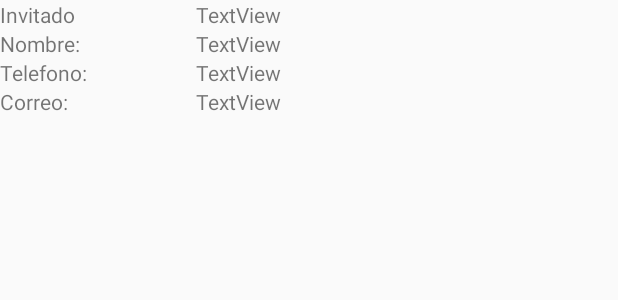
After one commit to Andrei-Portales/Lab4Plataformas, an Android app: the layout invitado_elemento.xml on its own in the app's theme, with its tools: preview values and no code run, on a phone screen of 412 x 824 dp. The commit adds this screen. Shown: the top 300 px of the screen. Run offline under Robolectric (Android 15) with nearby library versions, the phone set to English and light mode, and no system bars.

Commit message:
lab4 modificado para el 5

```diff
--- a/app/build.gradle
+++ b/app/build.gradle
@@ -57,4 +57,7 @@ dependencies {
     testImplementation 'junit:junit:4.12'
     androidTestImplementation 'androidx.test.ext:junit:1.1.1'
     androidTestImplementation 'androidx.test.espresso:espresso-core:3.2.0'
+    implementation 'androidx.lifecycle:lifecycle-extensions:2.2.0'
+    annotationProcessor 'androidx.lifecycle:lifecycle-compiler:2.2.0'
+
 }
--- /dev/null
+++ b/app/src/main/java/com/portales/lab4plataformas/invitados/Invitado.kt
@@ -0,0 +1,5 @@
+package com.portales.lab4plataformas.invitados
+
+data class Invitado(var nombre:String, var telefono:String,var correo:String) {
+
+}
--- a/app/src/main/java/com/portales/lab4plataformas/ResultadoFragment.kt
+++ b/app/src/main/java/com/portales/lab4plataformas/invitados/ResultadoFragment.kt
@@ -1,11 +1,12 @@
-package com.portales.lab4plataformas
+package com.portales.lab4plataformas.invitados
 
 import android.content.Intent
 import android.os.Bundle
 import android.view.*
 import android.widget.Toast
 import androidx.fragment.app.Fragment
-import kotlinx.android.synthetic.main.fragment_resultado.*
+import com.portales.lab4plataformas.MainActivity
+import com.portales.lab4plataformas.R
 import kotlinx.android.synthetic.main.fragment_resultado.view.*
 import kotlinx.android.synthetic.main.fragment_resultado.view.txt2
 
--- a/app/src/main/res/layout/fragment_resultado.xml
+++ b/app/src/main/res/layout/fragment_resultado.xml
@@ -4,7 +4,7 @@
     xmlns:tools="http://schemas.android.com/tools"
     android:layout_width="match_parent"
     android:layout_height="match_parent"
-    tools:context=".ResultadoFragment">
+    tools:context=".invitados.ResultadoFragment">
 
     <androidx.constraintlayout.widget.Guideline
         android:id="@+id/guideline21"
--- /dev/null
+++ b/app/src/main/res/layout/invitado_elemento.xml
@@ -0,0 +1,92 @@
+<?xml version="1.0" encoding="utf-8"?>
+<LinearLayout xmlns:android="http://schemas.android.com/apk/res/android"
+    xmlns:app="http://schemas.android.com/apk/res-auto"
+    xmlns:tools="http://schemas.android.com/tools"
+    android:id="@+id/invitadoVIew"
+    android:layout_width="match_parent"
+    android:layout_height="wrap_content"
+    android:orientation="vertical"
+    android:textAlignment="center">
+
+
+    <LinearLayout
+        android:layout_width="match_parent"
+        android:layout_height="wrap_content"
+        android:layout_weight="0"
+        android:orientation="horizontal">
+
+        <TextView
+            android:id="@+id/textView13"
+            android:layout_width="50dp"
+            android:layout_height="wrap_content"
+            android:layout_weight="1"
+            android:text="@string/invitado" />
+
+        <TextView
+            android:id="@+id/t1"
+            android:layout_width="200dp"
+            android:layout_height="wrap_content"
+            android:layout_weight="1"
+            android:text="TextView" />
+    </LinearLayout>
+
+    <LinearLayout
+        android:layout_width="match_parent"
+        android:layout_height="wrap_content"
+        android:layout_weight="0"
+        android:orientation="horizontal">
+
+        <TextView
+            android:layout_width="50dp"
+            android:layout_height="wrap_content"
+            android:layout_weight="1"
+            android:text="@string/nombre" />
+
+        <TextView
+            android:id="@+id/t2"
+            android:layout_width="200dp"
+            android:layout_height="wrap_content"
+            android:layout_weight="1"
+            android:text="TextView" />
+    </LinearLayout>
+
+    <LinearLayout
+        android:layout_width="match_parent"
+        android:layout_height="wrap_content"
+        android:layout_weight="0"
+        android:orientation="horizontal">
+
+        <TextView
+            android:layout_width="50dp"
+            android:layout_height="wrap_content"
+            android:layout_weight="1"
+            android:text="@string/telefono" />
+
+        <TextView
+            android:id="@+id/t3"
+            android:layout_width="200dp"
+            android:layout_height="wrap_content"
+            android:layout_weight="1"
+            android:text="TextView" />
+    </LinearLayout>
+
+    <LinearLayout
+        android:layout_width="match_parent"
+        android:layout_height="wrap_content"
+        android:layout_weight="0"
+        android:orientation="horizontal">
+
+        <TextView
+            android:layout_width="50dp"
+            android:layout_height="wrap_content"
+            android:layout_weight="1"
+            android:text="@string/correo" />
+
+        <TextView
+            android:id="@+id/t4"
+            android:layout_width="200dp"
+            android:layout_height="wrap_content"
+            android:layout_weight="1"
+            android:text="TextView" />
+    </LinearLayout>
+</LinearLayout>
--- a/app/src/main/res/values/strings.xml
+++ b/app/src/main/res/values/strings.xml
@@ -24,4 +24,8 @@
     <string name="hello_blank_fragment">Hello blank fragment</string>
     <string name="reiniciar">Reiniciar</string>
     <string name="resultados">Resultados</string>
+    <string name="invitado">Invitado</string>
+    <string name="nombre">Nombre:</string>
+    <string name="telefono">Telefono:</string>
+    <string name="correo">Correo:</string>
 </resources>
--- a/build.gradle
+++ b/build.gradle
@@ -8,7 +8,7 @@ buildscript {
 
     }
     dependencies {
-        classpath 'com.android.tools.build:gradle:3.6.2'
+        classpath 'com.android.tools.build:gradle:3.6.3'
         classpath "org.jetbrains.kotlin:kotlin-gradle-plugin:$kotlin_version"
 
         // NOTE: Do not place your application dependencies here; they belong
```
Also changed, not shown: app/src/main/java/com/portales/lab4plataformas/invitados/InvitadosAdapter.kt (added, +42 -0 lines), app/src/main/java/com/portales/lab4plataformas/invitados/InvitadosFragment.kt (added, +60 -0 lines), app/src/main/res/layout/fragment_invitados.xml (added, +29 -0 lines), app/src/main/res/navigation/mobile_navigation.xml (+7 -1 lines).
